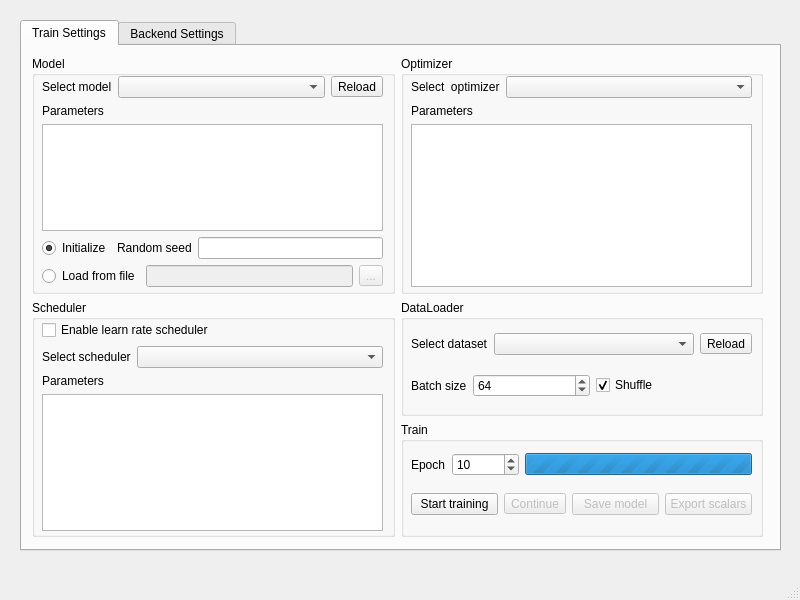
Above: src/gui/form.ui from HuangFuSL/pytorch-project-template before the change. Below: the same form after it.
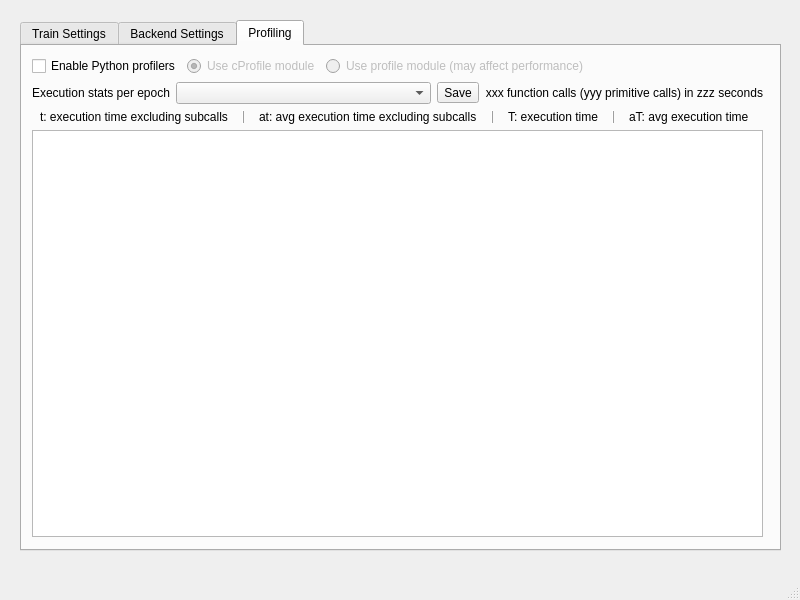
That is the form after the change. The open tabs and pages were chosen to show the change.

Commit message: Feat: Add execution profiling feature

What changed in the file:
```diff
--- a/src/gui/form.ui
+++ b/src/gui/form.ui
@@ -921,6 +921,228 @@
       </layout>
      </widget>
     </widget>
+    <widget class="QWidget" name="tab">
+     <attribute name="title">
+      <string>Profiling</string>
+     </attribute>
+     <widget class="QWidget" name="verticalLayoutWidget_7">
+      <property name="geometry">
+       <rect>
+        <x>10</x>
+        <y>10</y>
+        <width>731</width>
+        <height>481</height>
+       </rect>
+      </property>
+      <layout class="QVBoxLayout" name="verticalLayout_8">
+       <item>
+        <layout class="QHBoxLayout" name="horizontalLayout_12">
+         <item>
+          <widget class="QCheckBox" name="profileToggle">
+           <property name="text">
+            <string>Enable Python profilers</string>
+           </property>
+          </widget>
+         </item>
+         <item>
+          <widget class="QRadioButton" name="cProfileToggle">
+           <property name="enabled">
+            <bool>false</bool>
+           </property>
+           <property name="text">
+            <string>Use cProfile module</string>
+           </property>
+           <property name="checked">
+            <bool>true</bool>
+           </property>
+          </widget>
+         </item>
+         <item>
+          <widget class="QRadioButton" name="pyProfileToggle">
+           <property name="enabled">
+            <bool>false</bool>
+           </property>
+           <property name="text">
+            <string>Use profile module (may affect performance)</string>
+           </property>
+           <property name="checked">
+            <bool>false</bool>
+           </property>
+          </widget>
+         </item>
+         <item>
+          <spacer name="horizontalSpacer_3">
+           <property name="orientation">
+            <enum>Qt::Horizontal</enum>
+           </property>
+           <property name="sizeHint" stdset="0">
+            <size>
+             <width>40</width>
+             <height>20</height>
+            </size>
+           </property>
+          </spacer>
+         </item>
+        </layout>
+       </item>
+       <item>
+        <layout class="QHBoxLayout" name="horizontalLayout_13">
+         <item>
+          <widget class="QLabel" name="label">
+           <property name="sizePolicy">
+            <sizepolicy hsizetype="Maximum" vsizetype="Preferred">
+             <horstretch>0</horstretch>
+             <verstretch>0</verstretch>
+            </sizepolicy>
+           </property>
+           <property name="text">
+            <string>Execution stats per epoch</string>
+           </property>
+          </widget>
+         </item>
+         <item>
+          <widget class="QComboBox" name="profileEpochCombo">
+           <property name="sizePolicy">
+            <sizepolicy hsizetype="Minimum" vsizetype="Fixed">
+             <horstretch>1</horstretch>
+             <verstretch>0</verstretch>
+            </sizepolicy>
+           </property>
+          </widget>
+         </item>
+         <item>
+          <widget class="QToolButton" name="buttonSaveProfile">
+           <property name="text">
+            <string>Save</string>
+           </property>
+          </widget>
+         </item>
+         <item>
+          <widget class="QLabel" name="profileSummaryLabel">
+           <property name="sizePolicy">
+            <sizepolicy hsizetype="Preferred" vsizetype="Fixed">
+             <horstretch>0</horstretch>
+             <verstretch>0</verstretch>
+            </sizepolicy>
+           </property>
+           <property name="text">
+            <string>xxx function calls (yyy primitive calls) in zzz seconds</string>
+           </property>
+           <property name="alignment">
+            <set>Qt::AlignRight|Qt::AlignTrailing|Qt::AlignVCenter</set>
+           </property>
+          </widget>
+         </item>
+        </layout>
+       </item>
+       <item>
+        <layout class="QHBoxLayout" name="horizontalLayout_14">
+         <item>
+          <widget class="QLabel" name="label_4">
+           <property name="sizePolicy">
+            <sizepolicy hsizetype="Maximum" vsizetype="Preferred">
+             <horstretch>0</horstretch>
+             <verstretch>0</verstretch>
+            </sizepolicy>
+           </property>
+           <property name="text">
+            <string>t: execution time excluding subcalls</string>
+           </property>
+          </widget>
+         </item>
+         <item>
+          <widget class="Line" name="line">
+           <property name="frameShadow">
+            <enum>QFrame::Raised</enum>
+           </property>
+           <property name="orientation">
+            <enum>Qt::Vertical</enum>
+           </property>
+          </widget>
+         </item>
+         <item>
+          <widget class="QLabel" name="label_12">
+           <property name="sizePolicy">
+            <sizepolicy hsizetype="Maximum" vsizetype="Preferred">
+             <horstretch>0</horstretch>
+             <verstretch>0</verstretch>
+            </sizepolicy>
+           </property>
+           <property name="text">
+            <string>at: avg execution time excluding subcalls</string>
+           </property>
+          </widget>
+         </item>
+         <item>
+          <widget class="Line" name="line_2">
+           <property name="frameShadow">
+            <enum>QFrame::Raised</enum>
+           </property>
+           <property name="orientation">
+            <enum>Qt::Vertical</enum>
+           </property>
+          </widget>
+         </item>
+         <item>
+          <widget class="QLabel" name="label_13">
+           <property name="sizePolicy">
+            <sizepolicy hsizetype="Maximum" vsizetype="Preferred">
+             <horstretch>0</horstretch>
+             <verstretch>0</verstretch>
+            </sizepolicy>
+           </property>
+           <property name="text">
+            <string>T: execution time</string>
+           </property>
+          </widget>
+         </item>
+         <item>
+          <widget class="Line" name="line_3">
+           <property name="frameShadow">
+            <enum>QFrame::Raised</enum>
+           </property>
+           <property name="orientation">
+            <enum>Qt::Vertical</enum>
+           </property>
+          </widget>
+         </item>
+         <item>
+          <widget class="QLabel" name="label_14">
+           <property name="sizePolicy">
+            <sizepolicy hsizetype="Maximum" vsizetype="Preferred">
+             <horstretch>0</horstretch>
+             <verstretch>0</verstretch>
+            </sizepolicy>
+           </property>
+           <property name="text">
+            <string>aT: avg execution time</string>
+           </property>
+          </widget>
+         </item>
+        </layout>
+       </item>
+       <item>
+        <widget class="QTableWidget" name="profileStatsTable">
+         <property name="sortingEnabled">
+          <bool>true</bool>
+         </property>
+         <attribute name="horizontalHeaderDefaultSectionSize">
+          <number>75</number>
+         </attribute>
+         <attribute name="horizontalHeaderShowSortIndicator" stdset="0">
+          <bool>true</bool>
+         </attribute>
+         <attribute name="horizontalHeaderStretchLastSection">
+          <bool>true</bool>
+         </attribute>
+         <attribute name="verticalHeaderDefaultSectionSize">
+          <number>25</number>
+         </attribute>
+        </widget>
+       </item>
+      </layout>
+     </widget>
+    </widget>
    </widget>
   </widget>
   <widget class="QMenuBar" name="menubar">
```
The commit also changes 5 other files.
